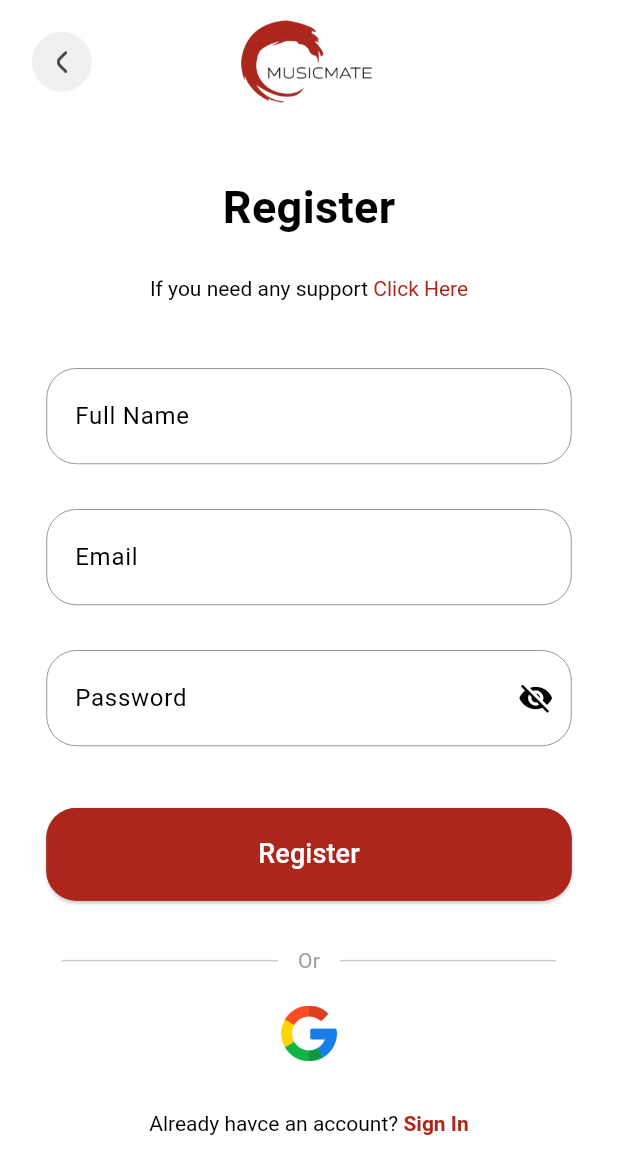
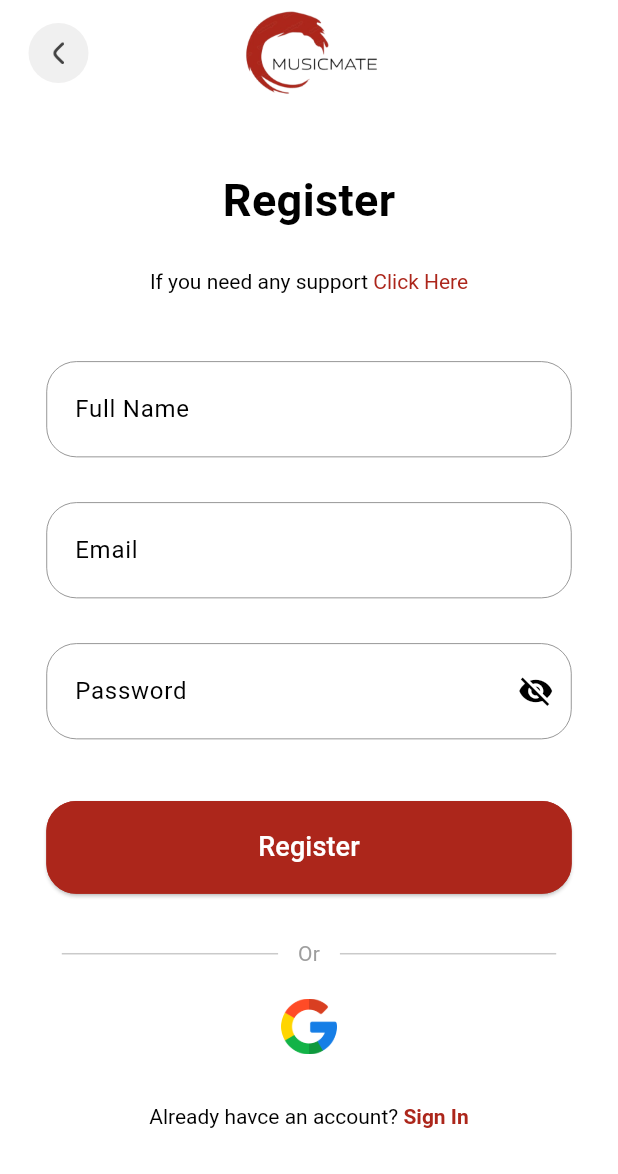
Before and after one commit to kaushallalani/MusicMate, a Flutter app: the SignupScreen screen opened by its route, on a phone screen of 412 x 824 dp. Shown: the top 1174 px of the screen. Run offline on Flutter 3.47's test engine with Material 3 defaults, Android fonts, the light colour scheme and no system bars; our stand-ins replace audioplayers, bloc, cloud_firestore, firebase_auth, firebase_core, flutter_bloc and 8 more; missing offline and left inert: unique_identifier; accounts and stored records are empty; generated files the repository leaves out were written again; network calls fail.

Commit message:
changes in login signup screens

```diff
--- a/lib/pages/signup/index.dart
+++ b/lib/pages/signup/index.dart
@@ -1,5 +1,6 @@
 import 'package:flutter/gestures.dart';
 import 'package:flutter/material.dart';
+import 'package:flutter/services.dart';
 import 'package:flutter_bloc/flutter_bloc.dart';
 import 'package:go_router/go_router.dart';
 import 'package:logger/logger.dart';
@@ -66,17 +67,20 @@ class _SignupScreenState extends State<SignupScreen> {
       builder: (context, state) {
         return Scaffold(
           appBar: AppBar(
-              toolbarHeight: Metrics.height(context) * 0.1,
-              scrolledUnderElevation: 0,
-              title: Image.asset(
-                'assets/images/icon.png',
-                fit: BoxFit.contain,
-                width: MediaQuery.of(context).size.width * 0.25,
+              toolbarHeight: 0,
+              systemOverlayStyle: const SystemUiOverlayStyle(statusBarColor: Colors.white),
           ),
-              centerTitle: true,
-              backgroundColor: Colors.white,
-              leadingWidth: Metrics.width(context) * 0.2,
-              leading: IconButton(
+          body: SingleChildScrollView(
+            child: Container(
+              height: Metrics.height(context) * 1,
+              color: Colors.white,
+              child: Column(
+                children: [
+                  Padding(
+                    padding: const EdgeInsets.only(left: 15, right: 15),
+                    child: Row(
+                      children: [
+                        IconButton(
                           style: ButtonStyle(
                               backgroundColor: WidgetStateProperty.all(
                                   const Color.fromRGBO(221, 220, 220, 0.432))),
@@ -89,12 +93,24 @@ class _SignupScreenState extends State<SignupScreen> {
                             context.pop(context);
                           },
                           iconSize: Metrics.doubleBaseMargin,
-              )),
-          body: SingleChildScrollView(
-            child: Container(
-              height: Metrics.height(context) * 0.9,
-              color: Colors.white,
-              child: Stack(
+                        ),
+                        Expanded(
+                          child: Center(
+                            child: Image.asset(
+                              'assets/images/icon.png',
+                              fit: BoxFit.contain,
+                              width: MediaQuery.of(context).size.width * 0.25,
+                            ),
+                          ),
+                        ),
+                        SizedBox(width: Metrics.width(context) * 0.1,)
+                      ],
+                    ),
+                  ),
+                  SizedBox(
+                    height: Metrics.height(context) * 0.05,
+                  ),
+                  Stack(
                     children: [
                       Center(
                         child: Column(
@@ -358,6 +374,8 @@ class _SignupScreenState extends State<SignupScreen> {
                         ),
                     ],
                   ),
+                ],
+              ),
             ),
           ),
         );
```
Also changed, not shown: lib/pages/login/index.dart (+20 -17 lines). Lines whose indentation alone changed are shown as unchanged.
